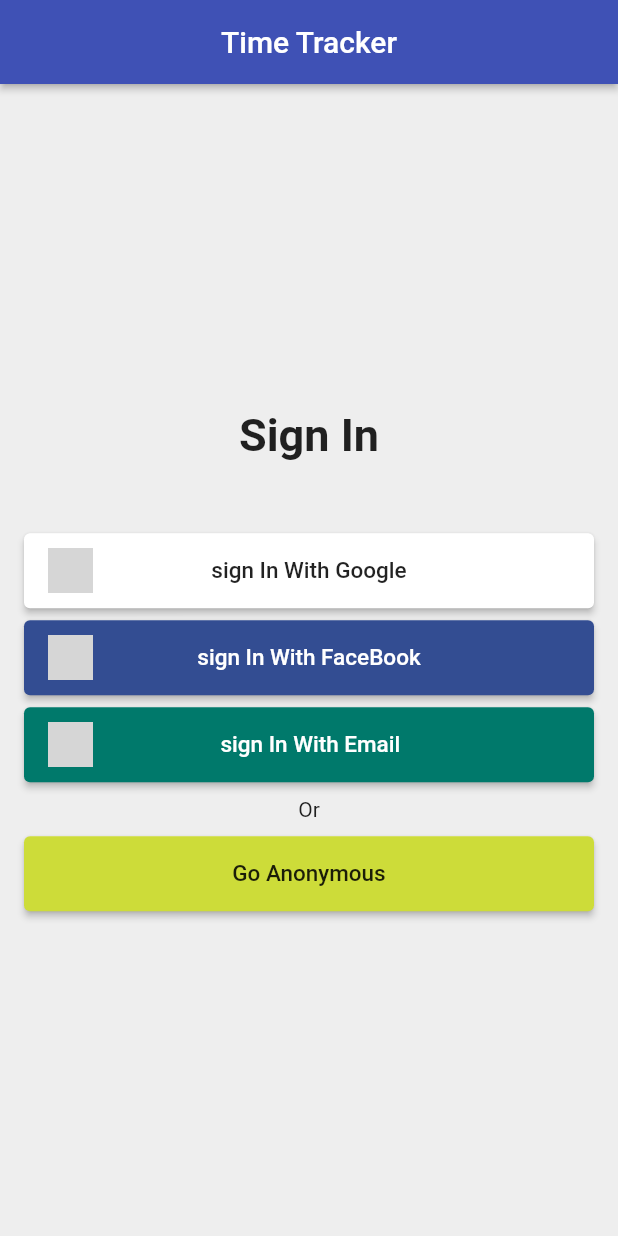
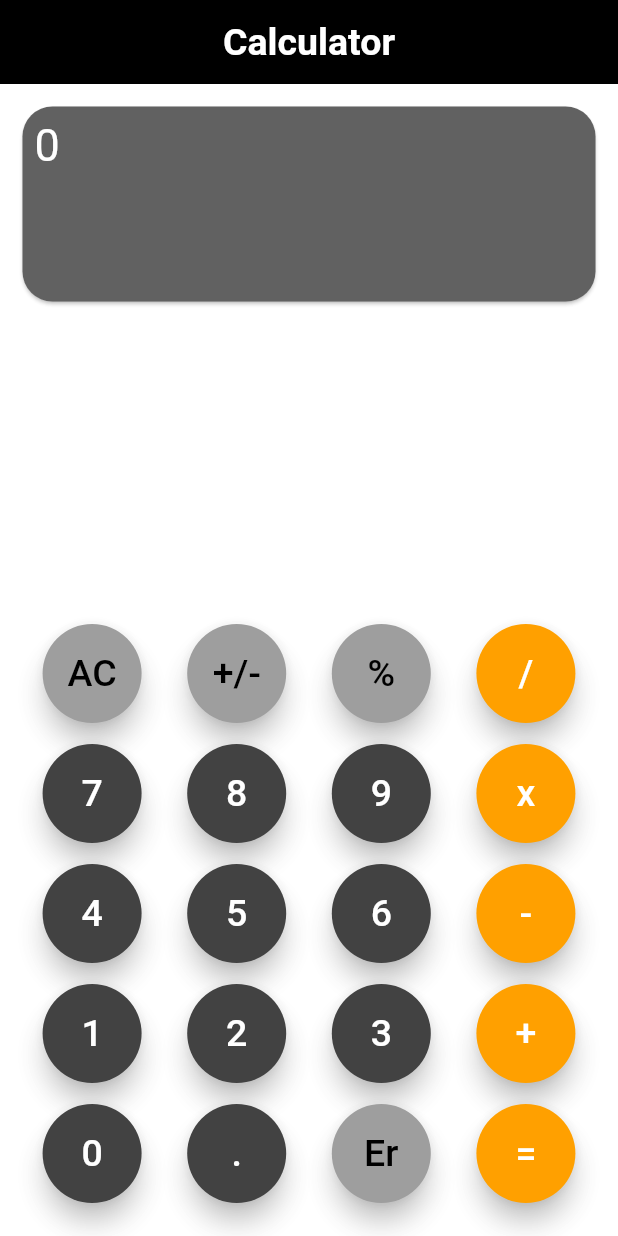
Before and after one commit to sahil078078/flutters_projects, a Flutter app: the screen it shows after launch, on a phone screen of 412 x 824 dp. Run offline on Flutter 3.47's test engine with Material 2 defaults, Android fonts, the phone set to English and light mode, and no system bars; our stand-ins replace image_picker; missing offline and left inert: flutter_launch; grey boxes are pictures that could not be loaded.

Commit message:
flutter_project_calulator_design

```diff
--- /dev/null
+++ b/lib/31_03_2022_calculator_design/calculator_design.dart
@@ -0,0 +1,231 @@
+import 'package:flutter/cupertino.dart';
+import 'package:flutter/material.dart';
+
+class CalculatorDesign extends StatefulWidget {
+  CalculatorDesign({Key? key}) : super(key: key);
+
+  @override
+  State<CalculatorDesign> createState() => _CalculatorDesignState();
+}
+
+class _CalculatorDesignState extends State<CalculatorDesign> {
+  @override
+  String dispTxt = '0';
+
+  Widget build(BuildContext context) {
+    return Column(
+      mainAxisAlignment: MainAxisAlignment.spaceBetween,
+      children: [
+        Padding(
+          padding: const EdgeInsets.symmetric(horizontal: 5, vertical: 5),
+          child: SizedBox(
+            height: 150,
+            width: double.infinity,
+            child: Card(
+              shape: RoundedRectangleBorder(
+                borderRadius: BorderRadius.circular(20),
+              ),
+              color: Colors.grey.shade700,
+              margin: const EdgeInsets.all(10),
+              child: Padding(
+                padding: const EdgeInsets.all(8.0),
+                child: SingleChildScrollView(
+                  scrollDirection: Axis.vertical,
+                  child: SingleChildScrollView(
+                    scrollDirection: Axis.vertical,
+                    physics: const PageScrollPhysics(),
+                    child: Text(
+                      dispTxt,
+                      style: const TextStyle(
+                        color: Colors.white,
+                        fontSize: 30,
+                      ),
+                      textAlign: TextAlign.left,
+                    ),
+                  ),
+                ),
+              ),
+            ),
+          ),
+        ),
+        const SizedBox(height: 10),
+        Column(
+          children: [
+            Row(
+              mainAxisAlignment: MainAxisAlignment.spaceEvenly,
+              children: [
+                calcButton(
+                  btntxt: 'AC',
+                  btncolors: Colors.grey,
+                  txtcolors: Colors.black,
+                ),
+                calcButton(
+                  btntxt: '+/-',
+                  btncolors: Colors.grey,
+                  txtcolors: Colors.black,
+                ),
+                calcButton(
+                  btntxt: '%',
+                  btncolors: Colors.grey,
+                  txtcolors: Colors.black,
+                ),
+                calcButton(
+                  btntxt: '/',
+                  btncolors: Colors.amber.shade700,
+                  txtcolors: Colors.white,
+                ),
+              ],
+            ),
+            const SizedBox(height: 10),
+            Row(
+              mainAxisAlignment: MainAxisAlignment.spaceEvenly,
+              children: [
+                calcButton(
+                  btntxt: '7',
+                  btncolors: Colors.grey.shade800,
+                  txtcolors: Colors.white,
+                ),
+                calcButton(
+                  btntxt: '8',
+                  btncolors: Colors.grey.shade800,
+                  txtcolors: Colors.white,
+                ),
+                calcButton(
+                  btntxt: '9',
+                  btncolors: Colors.grey.shade800,
+                  txtcolors: Colors.white,
+                ),
+                calcButton(
+                  btntxt: 'x',
+                  btncolors: Colors.amber.shade700,
+                  txtcolors: Colors.white,
+                ),
+              ],
+            ),
+            const SizedBox(height: 10),
+            Row(
+              mainAxisAlignment: MainAxisAlignment.spaceEvenly,
+              children: [
+                calcButton(
+                  btntxt: '4',
+                  btncolors: Colors.grey.shade800,
+                  txtcolors: Colors.white,
+                ),
+                calcButton(
+                  btntxt: '5',
+                  btncolors: Colors.grey.shade800,
+                  txtcolors: Colors.white,
+                ),
+                calcButton(
+                  btntxt: '6',
+                  btncolors: Colors.grey.shade800,
+                  txtcolors: Colors.white,
+                ),
+                calcButton(
+                  btntxt: '-',
+                  btncolors: Colors.amber.shade700,
+                  txtcolors: Colors.white,
+                ),
+              ],
+            ),
+            const SizedBox(height: 10),
+            Row(
+              mainAxisAlignment: MainAxisAlignment.spaceEvenly,
+              children: [
+                calcButton(
+                  btntxt: '1',
+                  btncolors: Colors.grey.shade800,
+                  txtcolors: Colors.white,
+                ),
+                calcButton(
+                  btntxt: '2',
+                  btncolors: Colors.grey.shade800,
+                  txtcolors: Colors.white,
+                ),
+                calcButton(
+                  btntxt: '3',
+                  btncolors: Colors.grey.shade800,
+                  txtcolors: Colors.white,
+                ),
+                calcButton(
+                  btntxt: '+',
+                  btncolors: Colors.amber.shade700,
+                  txtcolors: Colors.white,
+                ),
+              ],
+            ),
+            const SizedBox(height: 10),
+            Row(
+              mainAxisAlignment: MainAxisAlignment.spaceEvenly,
+              children: [
+                calcButton(
+                  btntxt: '0',
+                  btncolors: Colors.grey.shade800,
+                  txtcolors: Colors.white,
+                ),
+                calcButton(
+                  btntxt: '.',
+                  btncolors: Colors.grey.shade800,
+                  txtcolors: Colors.white,
+                ),
+                calcButton(
+                  btntxt: 'Er',
+                  btncolors: Colors.grey,
+                  txtcolors: Colors.black,
+                ),
+                calcButton(
+                  btntxt: '=',
+                  btncolors: Colors.amber.shade700,
+                  txtcolors: Colors.white,
+                ),
+              ],
+            ),
+            const SizedBox(height: 20),
+          ],
+        ),
+      ],
+    );
+  }
+
+  Widget calcButton(
+      {required String btntxt,
+      required Color btncolors,
+      required Color txtcolors}) {
+    return Container(
+      padding: EdgeInsets.all(2),
+      width: 70,
+      height: 70,
+      child: ElevatedButton(
+        style: ButtonStyle(
+          elevation: MaterialStateProperty.all(7),
+          backgroundColor: MaterialStateProperty.all(btncolors),
+          shape: MaterialStateProperty.all(
+            RoundedRectangleBorder(
+              borderRadius: BorderRadius.circular(40),
+            ),
+          ),
+          shadowColor: MaterialStateProperty.all(Colors.black),
+        ),
+        child: Text(
+          btntxt,
+          style: TextStyle(
+            fontSize: 25,
+            color: txtcolors,
+          ),
+        ),
+        onPressed: () {
+          MyCalculation(inputTxt: btntxt);
+        },
+      ),
+    );
+  }
+
+  String finalResult = '0';
+  String txt = '0';
+
+  MyCalculation({required String inputTxt}) {
+    setState(() {
+      dispTxt = dispTxt + inputTxt.substring(0);
+    });
+  }
+}
--- /dev/null
+++ b/lib/31_03_2022_calculator_design/home_page.dart
@@ -0,0 +1,32 @@
+import 'package:flutter/material.dart';
+
+import 'calculator_design.dart';
+
+class MyCalculator extends StatelessWidget {
+  const MyCalculator({Key? key}) : super(key: key);
+
+  @override
+  Widget build(BuildContext context) {
+    return MaterialApp(
+      debugShowCheckedModeBanner: false,
+      home: SafeArea(
+        child: Scaffold(
+          backgroundColor: Colors.white70,
+          appBar: AppBar(
+            centerTitle: true,
+            title: const Text(
+              'Calculator',
+              style: TextStyle(
+                fontSize: 25,
+                fontWeight: FontWeight.bold,
+              ),
+            ),
+            backgroundColor: Colors.black,
+            elevation: 0.0,
+          ),
+          body: CalculatorDesign(),
+        ),
+      ),
+    );
+  }
+}
--- a/lib/main.dart
+++ b/lib/main.dart
@@ -4,22 +4,10 @@ import 'package:flutters_projects/urk_launcher/whatsapp_url_launcher2.dart';
 import 'package:flutters_projects/urk_launcher/whatsapp_url_launcher3.dart';
 import 'package:flutters_projects/urk_launcher/whatsapp_url_launcher4.dart';
 
+import '31_03_2022_calculator_design/home_page.dart';
 import 'FlutterTutorial_LayoutBasics_26_March_2022/SignIn/signin_page.dart';
 import 'home_page.dart';
 
 void main() {
-  runApp(const MyApp());
+  runApp(const MyCalculator());
 }
-
-class MyApp extends StatelessWidget {
-  const MyApp({Key? key}) : super(key: key);
-
-  @override
-  Widget build(BuildContext context) {
-    return MaterialApp(
-      title: 'Time Tracker',
-      theme: ThemeData(primarySwatch: Colors.indigo),
-      home: const SignInPage(),
-    );
-  }
-}
```
